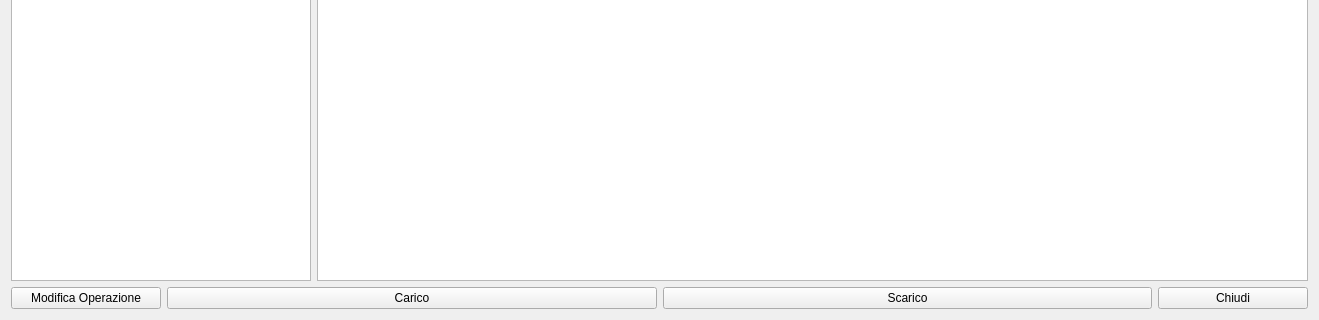
The window that ftcontainers_overview.ui (fblabs/CLTags) describes before a commit, drawn with Qt 5; both pictures show x 0 to 1319 and y 165 to 485 of the 1319 by 485 pixel window.
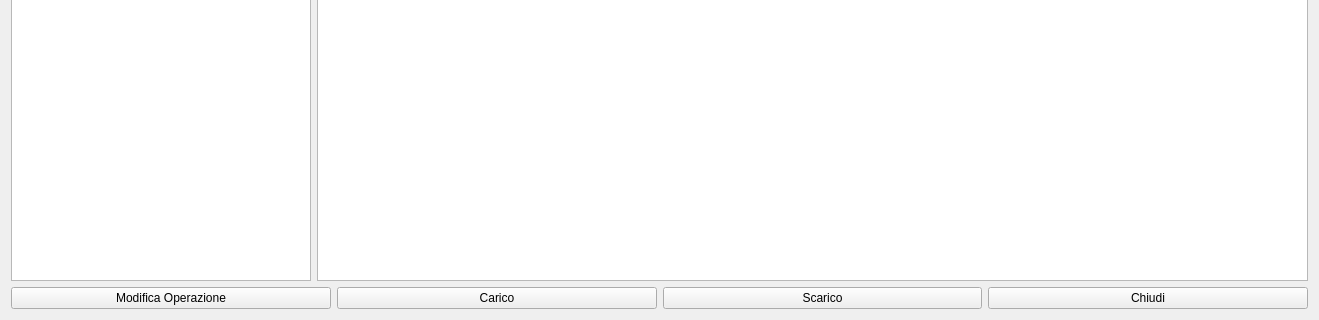
The same window after the commit. Icons and pictures are not drawn.

```diff
--- a/ftcontainers_overview.ui
+++ b/ftcontainers_overview.ui
@@ -87,13 +87,13 @@
       <widget class="QPushButton" name="pbModify">
        <property name="minimumSize">
         <size>
-         <width>150</width>
+         <width>0</width>
          <height>0</height>
         </size>
        </property>
        <property name="maximumSize">
         <size>
-         <width>150</width>
+         <width>16777215</width>
          <height>16777215</height>
         </size>
        </property>
@@ -153,13 +153,13 @@
       <widget class="QPushButton" name="pbClose">
        <property name="minimumSize">
         <size>
-         <width>150</width>
+         <width>0</width>
          <height>0</height>
         </size>
        </property>
        <property name="maximumSize">
         <size>
-         <width>150</width>
+         <width>16777215</width>
          <height>16777215</height>
         </size>
        </property>
```
